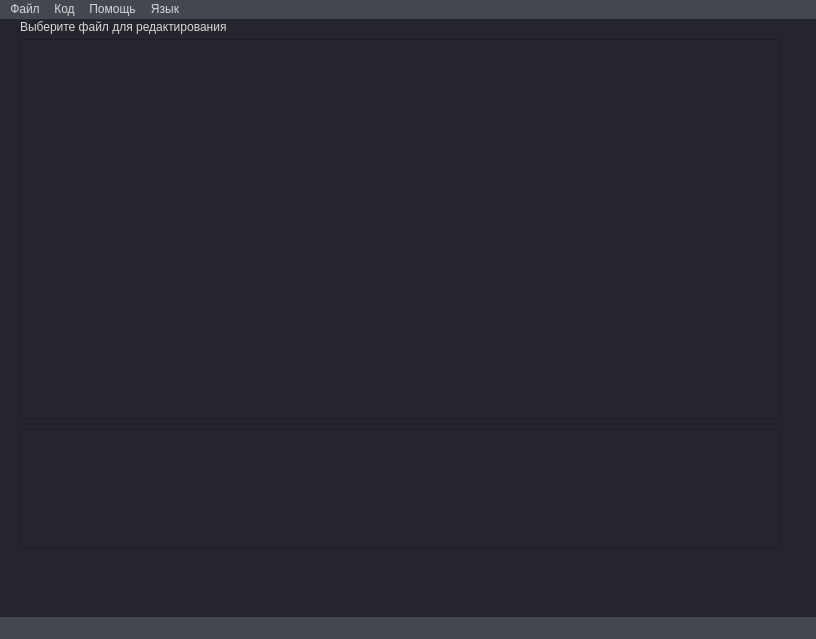
Before: the Qt Designer form yocode/yocode.ui in PenzaStreetGames/Yo, drawn with Qt 5.
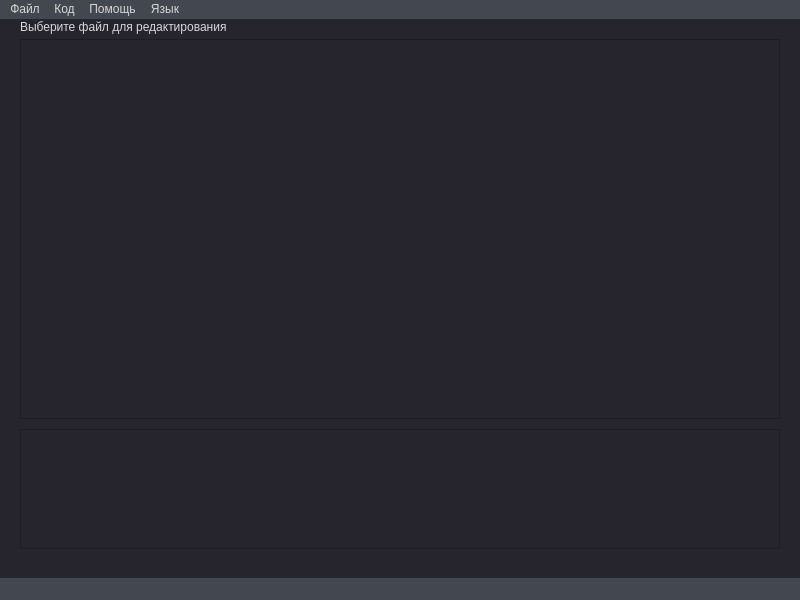
After: the same form once the commit is applied.

```diff
--- a/yocode/yocode.ui
+++ b/yocode/yocode.ui
@@ -6,8 +6,8 @@
    <rect>
     <x>0</x>
     <y>0</y>
-    <width>816</width>
-    <height>639</height>
+    <width>800</width>
+    <height>600</height>
    </rect>
   </property>
   <property name="sizePolicy">
@@ -99,7 +99,7 @@
     <rect>
      <x>0</x>
      <y>0</y>
-     <width>816</width>
+     <width>800</width>
      <height>21</height>
     </rect>
    </property>
```
Left out of the diff: 2 changed lines with no effect on the pictures.
